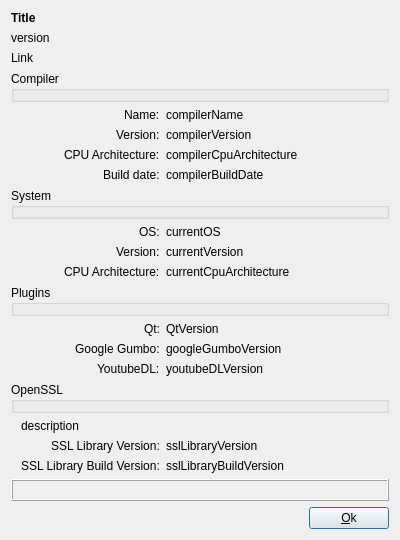
Old version of the form src/dialogs/compilerdialog.ui in the repository setvisible/ArrowDL.
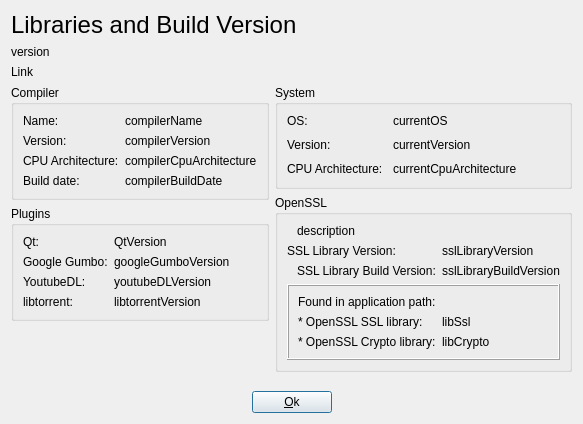
New version of the form.

Commit message: [UI] Improve stream and compiler info dialog

Diff of the .ui file:
```diff
--- a/src/dialogs/compilerdialog.ui
+++ b/src/dialogs/compilerdialog.ui
@@ -6,8 +6,8 @@
    <rect>
     <x>0</x>
     <y>0</y>
-    <width>400</width>
-    <height>540</height>
+    <width>517</width>
+    <height>424</height>
    </rect>
   </property>
   <property name="windowTitle">
@@ -16,227 +16,272 @@
   <property name="modal">
    <bool>true</bool>
   </property>
+  <layout class="QGridLayout" name="gridLayout">
+   <item row="3" column="0">
+    <layout class="QHBoxLayout" name="buttonBox">
+     <item>
+      <spacer name="horizontalSpacer">
+       <property name="orientation">
+        <enum>Qt::Horizontal</enum>
+       </property>
+       <property name="sizeHint" stdset="0">
+        <size>
+         <width>40</width>
+         <height>0</height>
+        </size>
+       </property>
+      </spacer>
+     </item>
+     <item>
+      <widget class="QPushButton" name="okButton">
+       <property name="text">
+        <string>&amp;Ok</string>
+       </property>
+       <property name="default">
+        <bool>true</bool>
+       </property>
+      </widget>
+     </item>
+     <item>
+      <spacer name="horizontalSpacer_2">
+       <property name="orientation">
+        <enum>Qt::Horizontal</enum>
+       </property>
+       <property name="sizeHint" stdset="0">
+        <size>
+         <width>40</width>
+         <height>20</height>
+        </size>
+       </property>
+      </spacer>
+     </item>
+    </layout>
+   </item>
+   <item row="1" column="0">
+    <layout class="QHBoxLayout" name="horizontalLayout">
+     <item>
   <layout class="QVBoxLayout" name="verticalLayout">
    <item>
-    <layout class="QVBoxLayout" name="verticalLayout_2">
-     <item>
-      <widget class="QLabel" name="title">
-       <property name="font">
-        <font>
-         <weight>75</weight>
-         <bold>true</bold>
-        </font>
-       </property>
-       <property name="text">
-        <string>Title</string>
-       </property>
-      </widget>
-     </item>
-     <item>
-      <widget class="QLabel" name="version">
-       <property name="text">
-        <string>version</string>
-       </property>
-      </widget>
-     </item>
-     <item>
-      <widget class="QLabel" name="link">
-       <property name="text">
-        <string>Link</string>
-       </property>
-       <property name="openExternalLinks">
-        <bool>true</bool>
-       </property>
-      </widget>
-     </item>
-    </layout>
-   </item>
-   <item>
-    <layout class="QFormLayout" name="formLayout_5">
-     <property name="labelAlignment">
-      <set>Qt::AlignRight|Qt::AlignTrailing|Qt::AlignVCenter</set>
-     </property>
-     <item row="0" column="0" colspan="2">
       <widget class="QGroupBox" name="groupBox">
        <property name="title">
         <string>Compiler</string>
        </property>
-       <property name="flat">
-        <bool>true</bool>
-       </property>
-      </widget>
-     </item>
-     <item row="1" column="0">
-      <widget class="QLabel" name="label">
+         <layout class="QFormLayout" name="formLayout_4">
+          <item row="0" column="0">
+           <widget class="QLabel" name="compilerNameLabel">
        <property name="text">
         <string>Name:</string>
        </property>
       </widget>
      </item>
-     <item row="1" column="1">
+          <item row="0" column="1">
       <widget class="QLabel" name="compilerName">
        <property name="text">
         <string>compilerName</string>
        </property>
       </widget>
      </item>
-     <item row="2" column="0">
-      <widget class="QLabel" name="label_5">
+          <item row="1" column="0">
+           <widget class="QLabel" name="compilerVersionLabel">
        <property name="text">
         <string>Version:</string>
        </property>
       </widget>
      </item>
-     <item row="2" column="1">
+          <item row="1" column="1">
       <widget class="QLabel" name="compilerVersion">
        <property name="text">
         <string>compilerVersion</string>
        </property>
       </widget>
      </item>
-     <item row="3" column="0">
-      <widget class="QLabel" name="label_2">
+          <item row="2" column="0">
+           <widget class="QLabel" name="compilerCpuArchitectureLabel">
        <property name="text">
         <string>CPU Architecture:</string>
        </property>
       </widget>
      </item>
-     <item row="3" column="1">
+          <item row="2" column="1">
       <widget class="QLabel" name="compilerCpuArchitecture">
        <property name="text">
         <string>compilerCpuArchitecture</string>
        </property>
       </widget>
      </item>
-     <item row="4" column="0">
-      <widget class="QLabel" name="label_4">
+          <item row="3" column="0">
+           <widget class="QLabel" name="compilerBuildDateLabel">
        <property name="text">
         <string>Build date:</string>
        </property>
       </widget>
      </item>
-     <item row="4" column="1">
+          <item row="3" column="1">
       <widget class="QLabel" name="compilerBuildDate">
        <property name="text">
         <string>compilerBuildDate</string>
        </property>
       </widget>
      </item>
-     <item row="5" column="0" colspan="2">
-      <widget class="QGroupBox" name="groupBox_2">
-       <property name="title">
-        <string>System</string>
-       </property>
-       <property name="flat">
-        <bool>true</bool>
-       </property>
-      </widget>
-     </item>
-     <item row="6" column="0">
-      <widget class="QLabel" name="label_6">
-       <property name="text">
-        <string>OS:</string>
-       </property>
-      </widget>
-     </item>
-     <item row="6" column="1">
-      <widget class="QLabel" name="currentOS">
-       <property name="text">
-        <string>currentOS</string>
-       </property>
-      </widget>
-     </item>
-     <item row="7" column="0">
-      <widget class="QLabel" name="label_7">
-       <property name="text">
-        <string>Version:</string>
-       </property>
-      </widget>
-     </item>
-     <item row="7" column="1">
-      <widget class="QLabel" name="currentVersion">
-       <property name="text">
-        <string>currentVersion</string>
-       </property>
-      </widget>
-     </item>
-     <item row="8" column="0">
-      <widget class="QLabel" name="label_9">
-       <property name="text">
-        <string>CPU Architecture:</string>
-       </property>
-      </widget>
-     </item>
-     <item row="8" column="1">
-      <widget class="QLabel" name="currentCpuArchitecture">
-       <property name="text">
-        <string>currentCpuArchitecture</string>
-       </property>
-      </widget>
-     </item>
-     <item row="9" column="0" colspan="2">
+         </layout>
+        </widget>
+       </item>
+       <item>
       <widget class="QGroupBox" name="groupBox_3">
        <property name="title">
         <string>Plugins</string>
        </property>
-       <property name="flat">
-        <bool>true</bool>
-       </property>
-      </widget>
-     </item>
-     <item row="10" column="0">
-      <widget class="QLabel" name="label_10">
+         <layout class="QFormLayout" name="formLayout_3">
+          <item row="0" column="0">
+           <widget class="QLabel" name="QtVersionLabel">
        <property name="text">
         <string>Qt:</string>
        </property>
       </widget>
      </item>
-     <item row="10" column="1">
+          <item row="0" column="1">
       <widget class="QLabel" name="QtVersion">
        <property name="text">
         <string>QtVersion</string>
        </property>
       </widget>
      </item>
-     <item row="11" column="0">
-      <widget class="QLabel" name="label_3">
+          <item row="1" column="0">
+           <widget class="QLabel" name="googleGumboVersionLabel">
        <property name="text">
         <string>Google Gumbo:</string>
        </property>
       </widget>
      </item>
-     <item row="11" column="1">
+          <item row="1" column="1">
       <widget class="QLabel" name="googleGumboVersion">
        <property name="text">
         <string>googleGumboVersion</string>
        </property>
       </widget>
      </item>
-     <item row="12" column="0">
-      <widget class="QLabel" name="label_15">
+          <item row="2" column="0">
+           <widget class="QLabel" name="youtubeDLVersionLabel">
        <property name="text">
         <string>YoutubeDL:</string>
        </property>
       </widget>
      </item>
-     <item row="12" column="1">
+          <item row="2" column="1">
       <widget class="QLabel" name="youtubeDLVersion">
        <property name="text">
         <string>youtubeDLVersion</string>
        </property>
       </widget>
      </item>
-     <item row="13" column="0" colspan="2">
+          <item row="3" column="0">
+           <widget class="QLabel" name="libtorrentVersionLabel">
+            <property name="text">
+             <string>libtorrent:</string>
+            </property>
+           </widget>
+          </item>
+          <item row="3" column="1">
+           <widget class="QLabel" name="libtorrentVersion">
+            <property name="text">
+             <string>libtorrentVersion</string>
+            </property>
+           </widget>
+          </item>
+         </layout>
+        </widget>
+       </item>
+       <item>
+        <spacer name="verticalSpacer_2">
+         <property name="orientation">
+          <enum>Qt::Vertical</enum>
+         </property>
+         <property name="sizeHint" stdset="0">
+          <size>
+           <width>20</width>
+           <height>20</height>
+          </size>
+         </property>
+        </spacer>
+       </item>
+      </layout>
+     </item>
+     <item>
+      <layout class="QVBoxLayout" name="verticalLayout_4">
+       <item>
+        <widget class="QGroupBox" name="groupBox_2">
+         <property name="title">
+          <string>System</string>
+         </property>
+         <layout class="QFormLayout" name="formLayout_6">
+          <property name="horizontalSpacing">
+           <number>10</number>
+          </property>
+          <property name="verticalSpacing">
+           <number>10</number>
+          </property>
+          <property name="bottomMargin">
+           <number>10</number>
+          </property>
+          <item row="0" column="0">
+           <widget class="QLabel" name="currentOSLabel">
+            <property name="text">
+             <string>OS:</string>
+            </property>
+           </widget>
+          </item>
+          <item row="0" column="1">
+           <widget class="QLabel" name="currentOS">
+            <property name="text">
+             <string>currentOS</string>
+            </property>
+           </widget>
+          </item>
+          <item row="1" column="0">
+           <widget class="QLabel" name="currentVersionLabel">
+            <property name="text">
+             <string>Version:</string>
+            </property>
+           </widget>
+          </item>
+          <item row="1" column="1">
+           <widget class="QLabel" name="currentVersion">
+            <property name="text">
+             <string>currentVersion</string>
+            </property>
+           </widget>
+          </item>
+          <item row="2" column="0">
+           <widget class="QLabel" name="currentCpuArchitectureLabel">
+            <property name="text">
+             <string>CPU Architecture:</string>
+            </property>
+           </widget>
+          </item>
+          <item row="2" column="1">
+           <widget class="QLabel" name="currentCpuArchitecture">
+            <property name="text">
+             <string>currentCpuArchitecture</string>
+            </property>
+           </widget>
+          </item>
+         </layout>
+        </widget>
+       </item>
+       <item>
       <widget class="QGroupBox" name="groupBox_4">
        <property name="title">
         <string>OpenSSL</string>
        </property>
-       <property name="flat">
-        <bool>true</bool>
+         <layout class="QFormLayout" name="formLayout_2">
+          <item row="1" column="0">
+           <widget class="QLabel" name="sslLibraryVersionLabel">
+            <property name="text">
+             <string>SSL Library Version:</string>
        </property>
       </widget>
      </item>
-     <item row="14" column="0" colspan="2">
+          <item row="0" column="0" colspan="2">
       <widget class="QLabel" name="description">
        <property name="text">
         <string>description</string>
@@ -249,22 +294,15 @@
        </property>
       </widget>
      </item>
-     <item row="15" column="0">
-      <widget class="QLabel" name="label_11">
-       <property name="text">
-        <string>SSL Library Version:</string>
-       </property>
-      </widget>
-     </item>
-     <item row="15" column="1">
+          <item row="1" column="1">
       <widget class="QLabel" name="sslLibraryVersion">
        <property name="text">
         <string>sslLibraryVersion</string>
        </property>
       </widget>
      </item>
-     <item row="16" column="0">
-      <widget class="QLabel" name="label_8">
+          <item row="2" column="0">
+           <widget class="QLabel" name="sslLibraryBuildVersionLabel">
        <property name="text">
         <string>SSL Library Build Version:</string>
        </property>
@@ -273,21 +311,15 @@
        </property>
       </widget>
      </item>
-     <item row="16" column="1">
+          <item row="2" column="1">
       <widget class="QLabel" name="sslLibraryBuildVersion">
        <property name="text">
         <string>sslLibraryBuildVersion</string>
        </property>
       </widget>
      </item>
-     <item row="17" column="0" colspan="2">
+          <item row="3" column="0" colspan="2">
       <widget class="QFrame" name="frame">
-       <property name="minimumSize">
-        <size>
-         <width>40</width>
-         <height>20</height>
-        </size>
-       </property>
        <property name="frameShape">
         <enum>QFrame::Box</enum>
        </property>
@@ -296,15 +328,9 @@
        </property>
        <layout class="QVBoxLayout" name="verticalLayout_3">
         <item>
-         <widget class="QLabel" name="label_14">
-          <property name="font">
-           <font>
-            <weight>75</weight>
-            <bold>true</bold>
-           </font>
-          </property>
+              <widget class="QLabel" name="sslPath">
           <property name="text">
-           <string>Libs in the Application path:</string>
+                <string>Found in application path:</string>
           </property>
          </widget>
         </item>
@@ -347,41 +373,52 @@
       </widget>
      </item>
     </layout>
+        </widget>
    </item>
    <item>
-    <spacer name="verticalSpacer">
+        <spacer name="verticalSpacer_3">
      <property name="orientation">
       <enum>Qt::Vertical</enum>
      </property>
      <property name="sizeHint" stdset="0">
       <size>
        <width>20</width>
-       <height>40</height>
-      </size>
-     </property>
-    </spacer>
-   </item>
-   <item>
-    <layout class="QHBoxLayout" name="buttonBox">
-     <item>
-      <spacer name="horizontalSpacer">
-       <property name="orientation">
-        <enum>Qt::Horizontal</enum>
-       </property>
-       <property name="sizeHint" stdset="0">
-        <size>
-         <width>40</width>
          <height>20</height>
         </size>
        </property>
       </spacer>
      </item>
+      </layout>
+     </item>
+    </layout>
+   </item>
+   <item row="0" column="0">
+    <layout class="QVBoxLayout" name="verticalLayout_2">
      <item>
-      <widget class="QPushButton" name="okButton">
+      <widget class="QLabel" name="title">
+       <property name="font">
+        <font>
+         <pointsize>18</pointsize>
+        </font>
+       </property>
        <property name="text">
-        <string>&amp;Ok</string>
+        <string>Libraries and Build Version</string>
        </property>
-       <property name="default">
+      </widget>
+     </item>
+     <item>
+      <widget class="QLabel" name="version">
+       <property name="text">
+        <string>version</string>
+       </property>
+      </widget>
+     </item>
+     <item>
+      <widget class="QLabel" name="link">
+       <property name="text">
+        <string>Link</string>
+       </property>
+       <property name="openExternalLinks">
         <bool>true</bool>
        </property>
       </widget>
```
Left out of the diff: 4 changed lines with no effect on the pictures. Lines whose indentation alone changed are shown as unchanged. The commit also changes 8 other files.
